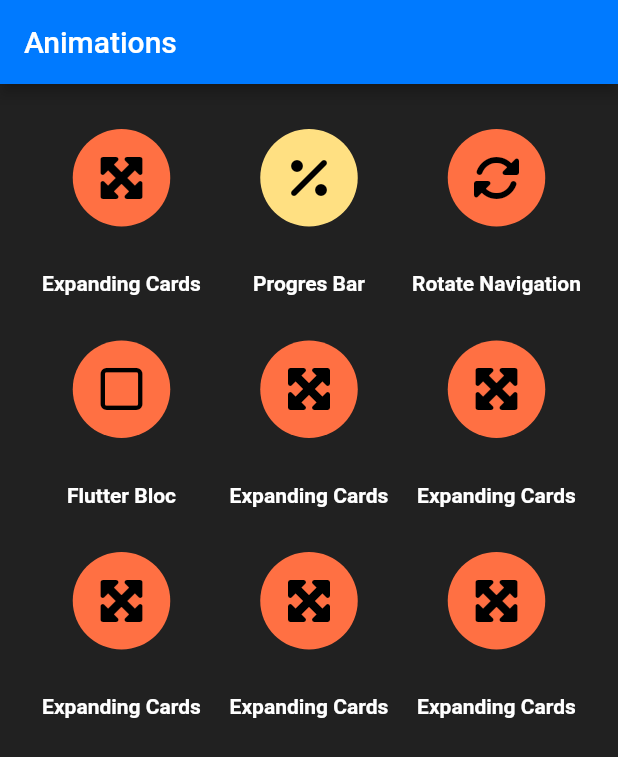
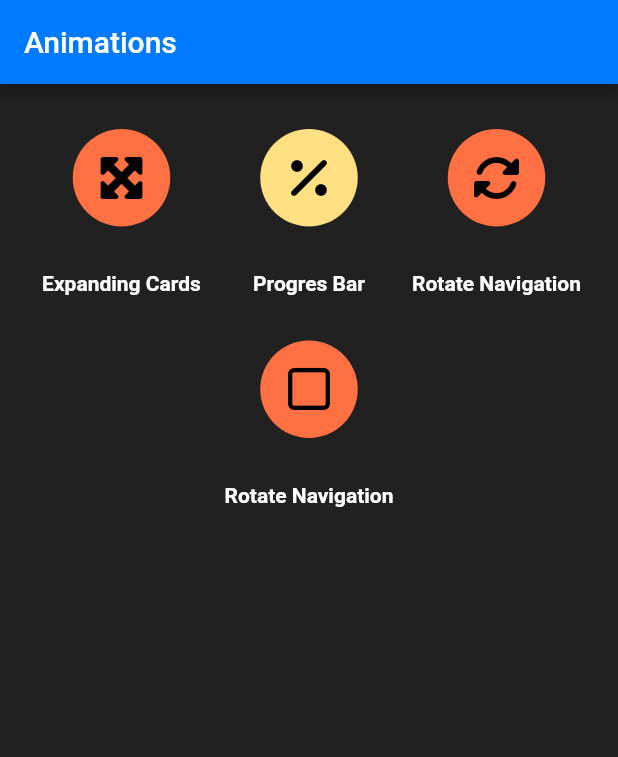
Before and after one commit to Victor78970513/Expanding_Cards, a Flutter app: the screen it shows after launch, on a phone screen of 412 x 824 dp. Shown: the top 757 px of the screen. Run offline on Flutter 3.47's test engine with Material 2 defaults, Android fonts, the phone set to English and light mode, and no system bars; our stand-ins replace font_awesome_flutter.

Commit message:
last change

```diff
--- a/lib/screens/home_screen.dart
+++ b/lib/screens/home_screen.dart
@@ -6,6 +6,8 @@ import 'package:expanding_cards/screens/screens.dart';
 import 'package:expanding_cards/widgets/widgets.dart';
 
 class HomeScreen extends StatelessWidget {
+  const HomeScreen({super.key});
+
   @override
   Widget build(BuildContext context) {
     return Scaffold(
@@ -57,74 +59,14 @@ class HomeScreen extends StatelessWidget {
               mainAxisAlignment: MainAxisAlignment.center,
               children: [
                 MainButton(
-                  icon: FaIcon(FontAwesomeIcons.square),
-                  title: 'Flutter Bloc',
-                  color: Color(0xffFF7043),
+                  icon: const FaIcon(FontAwesomeIcons.square),
+                  title: 'Rotate Navigation',
+                  color: const Color(0xffFF7043),
                   onPressed: () {
                     Navigator.push(
                         context,
                         MaterialPageRoute(
                             builder: (_) => RotationNavigationScreen()));
-                  },
-                ),
-                MainButton(
-                  icon: FaIcon(FontAwesomeIcons.maximize),
-                  title: 'Expanding Cards',
-                  color: Color(0xffFF7043),
-                  onPressed: () {
-                    Navigator.push(
-                        context,
-                        MaterialPageRoute(
-                            builder: (_) => ExpandingCardsScreen()));
-                  },
-                ),
-                MainButton(
-                  icon: FaIcon(FontAwesomeIcons.maximize),
-                  title: 'Expanding Cards',
-                  color: Color(0xffFF7043),
-                  onPressed: () {
-                    Navigator.push(
-                        context,
-                        MaterialPageRoute(
-                            builder: (_) => ExpandingCardsScreen()));
-                  },
-                ),
-              ],
-            ),
-            Row(
-              mainAxisAlignment: MainAxisAlignment.center,
-              children: [
-                MainButton(
-                  icon: FaIcon(FontAwesomeIcons.maximize),
-                  title: 'Expanding Cards',
-                  color: Color(0xffFF7043),
-                  onPressed: () {
-                    Navigator.push(
-                        context,
-                        MaterialPageRoute(
-                            builder: (_) => ExpandingCardsScreen()));
-                  },
-                ),
-                MainButton(
-                  icon: FaIcon(FontAwesomeIcons.maximize),
-                  title: 'Expanding Cards',
-                  color: Color(0xffFF7043),
-                  onPressed: () {
-                    Navigator.push(
-                        context,
-                        MaterialPageRoute(
-                            builder: (_) => ExpandingCardsScreen()));
-                  },
-                ),
-                MainButton(
-                  icon: FaIcon(FontAwesomeIcons.maximize),
-                  title: 'Expanding Cards',
-                  color: Color(0xffFF7043),
-                  onPressed: () {
-                    Navigator.push(
-                        context,
-                        MaterialPageRoute(
-                            builder: (_) => ExpandingCardsScreen()));
                   },
                 ),
               ],
--- a/lib/widgets/widgets.dart
+++ b/lib/widgets/widgets.dart
@@ -2,4 +2,3 @@ export 'package:expanding_cards/widgets/cards.dart';
 export 'package:expanding_cards/widgets/custom_container.dart';
 export 'package:expanding_cards/widgets/custom_container.dart';
 export 'package:expanding_cards/widgets/main_button.dart';
-export 'package:expanding_cards/widgets/rotate_widget.dart';
```
Also changed, not shown: lib/widgets/rotate_widget.dart (deleted, +0 -12 lines).
